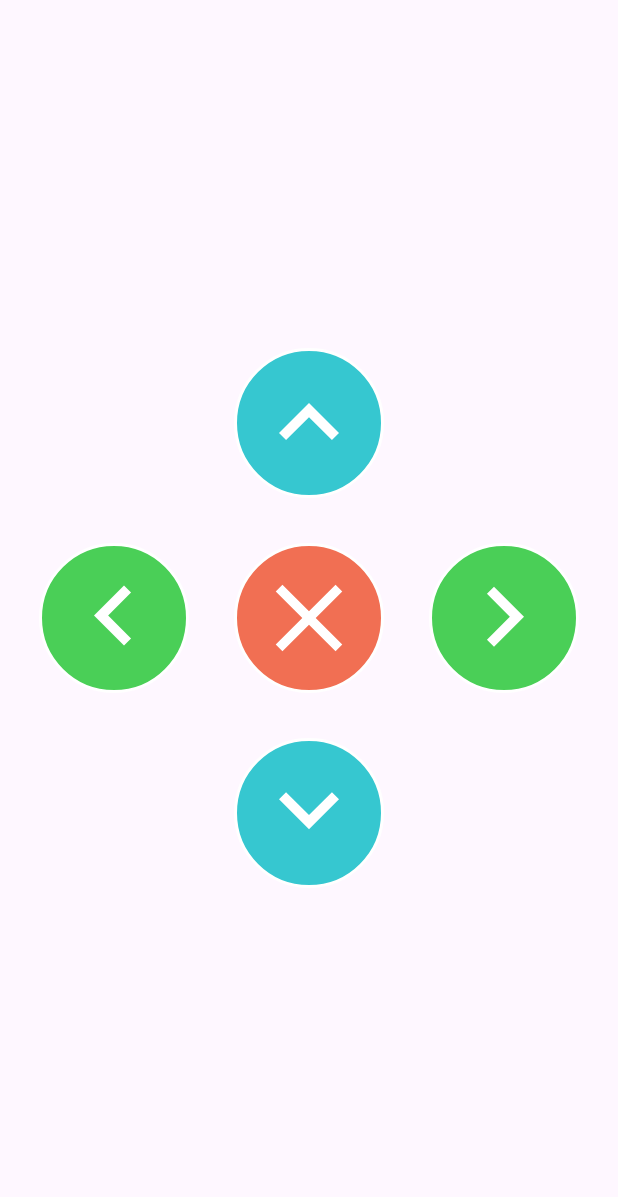
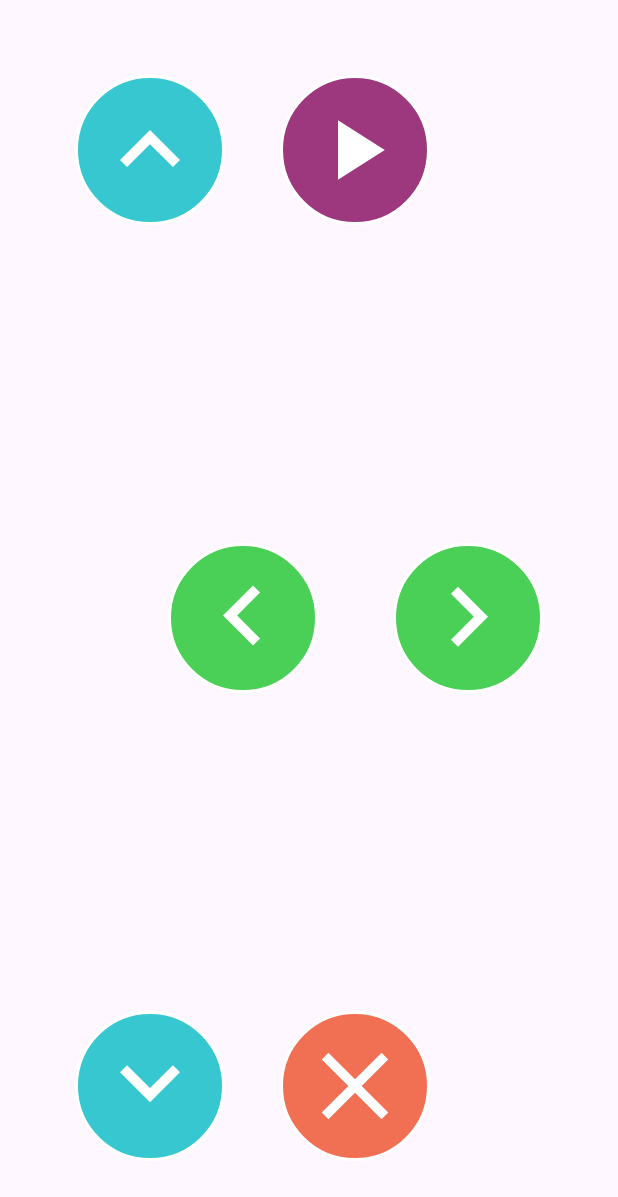
Before and after one commit to ENTC-FYP-19-G08/ismrr, an Android app: the layout activity_remote.xml on its own in the app's theme, with its tools: preview values and no code run, on a phone screen of 412 x 824 dp. Shown: the top 1197 px of the screen. Run offline under Robolectric (Android 15) with nearby library versions, the phone set to English and light mode, and no system bars.

Commit message:
update app ui

```diff
--- a/app/android/ISMRR/app/src/main/AndroidManifest.xml
+++ b/app/android/ISMRR/app/src/main/AndroidManifest.xml
@@ -31,10 +31,14 @@
 <!--                <category android:name="android.intent.category.LAUNCHER" />-->
             </intent-filter>
         </activity>
+
         <activity
             android:name=".ActivityRemote"
             android:exported="true"
-            android:label="ISMRR-Remote">
+            android:label="ISMRR-Remote"
+            android:theme="@style/Theme.ISMRR.Remote"
+            android:screenOrientation="landscape">
+
             <intent-filter>
                 <action android:name="android.intent.action.MAIN" />
 
--- a/app/android/ISMRR/app/src/main/java/ml/entc19fyp/ismrr/ActivityRemote.java
+++ b/app/android/ISMRR/app/src/main/java/ml/entc19fyp/ismrr/ActivityRemote.java
@@ -15,7 +15,7 @@ import com.google.firebase.database.FirebaseDatabase;
 public class ActivityRemote extends AppCompatActivity {
 
     DatabaseReference dbRef;
-    ImageButton btnFront,btnBack,btnLeft,btnRight,btnStop;
+    ImageButton btnFront,btnBack,btnLeft,btnRight,btnStop,btnPlay;
 
     View.OnTouchListener btnTouchListener =new View.OnTouchListener() {
         @Override
@@ -48,12 +48,14 @@ public class ActivityRemote extends AppCompatActivity {
         btnLeft=findViewById(R.id.btnLeft);
         btnRight=findViewById(R.id.btnRight);
         btnStop=findViewById(R.id.btnStop);
+        btnPlay=findViewById(R.id.btnPlay);
 
         btnFront.setOnTouchListener(btnTouchListener);
         btnBack.setOnTouchListener(btnTouchListener);
         btnLeft.setOnTouchListener(btnTouchListener);
         btnRight.setOnTouchListener(btnTouchListener);
         btnStop.setOnTouchListener(btnTouchListener);
+        btnPlay.setOnTouchListener(btnTouchListener);
 
 
 
--- a/app/android/ISMRR/app/src/main/res/layout/activity_remote.xml
+++ b/app/android/ISMRR/app/src/main/res/layout/activity_remote.xml
@@ -11,9 +11,9 @@
         android:id="@+id/btnFront"
         android:layout_width="100dp"
         android:layout_height="100dp"
-        android:layout_above="@id/btnStop"
-        android:layout_centerHorizontal="true"
-        android:layout_marginBottom="30dp"
+        android:layout_marginStart="50dp"
+
+        android:layout_marginTop="50dp"
         android:background="@drawable/btn_round_0"
         android:padding="10dp"
         android:scaleType="fitCenter"
@@ -25,19 +25,34 @@
         android:layout_width="100dp"
         android:layout_height="100dp"
         android:layout_centerVertical="true"
-        android:layout_marginEnd="30dp"
-        android:layout_toStartOf="@id/btnStop"
+        android:layout_toStartOf="@id/btnRight"
+        android:layout_marginEnd="50dp"
         android:background="@drawable/btn_round_1"
         android:padding="10dp"
         android:scaleType="fitCenter"
         android:src="@drawable/ic_left"
         android:tag="left" />
+    <ImageButton
+        android:id="@+id/btnPlay"
+        android:layout_width="100dp"
+        android:layout_height="100dp"
+        android:layout_alignParentEnd="true"
+        android:layout_marginTop="50dp"
+        android:layout_marginEnd="125dp"
+        android:background="@drawable/btn_round_5"
+        android:padding="16dp"
+        android:scaleType="fitCenter"
+        android:src="@drawable/ic_play"
+        android:tag="play" />
 
     <ImageButton
         android:id="@+id/btnStop"
         android:layout_width="100dp"
         android:layout_height="100dp"
-        android:layout_centerInParent="true"
+        android:layout_alignParentEnd="true"
+        android:layout_alignParentBottom="true"
+        android:layout_marginBottom="50dp"
+        android:layout_marginEnd="125dp"
         android:background="@drawable/btn_round_4"
         android:padding="12dp"
         android:scaleType="fitCenter"
@@ -48,10 +63,9 @@
         android:id="@+id/btnRight"
         android:layout_width="100dp"
         android:layout_height="100dp"
+        android:layout_alignParentEnd="true"
         android:layout_centerVertical="true"
-
-        android:layout_toEndOf="@id/btnStop"
-        android:layout_marginStart="30dp"
+        android:layout_marginEnd="50dp"
         android:background="@drawable/btn_round_1"
         android:padding="10dp"
         android:scaleType="fitCenter"
@@ -62,9 +76,9 @@
         android:id="@+id/btnBack"
         android:layout_width="100dp"
         android:layout_height="100dp"
-        android:layout_below="@id/btnStop"
-        android:layout_centerHorizontal="true"
-        android:layout_marginTop="30dp"
+        android:layout_alignParentBottom="true"
+        android:layout_marginStart="50dp"
+        android:layout_marginBottom="50dp"
         android:background="@drawable/btn_round_0"
         android:padding="10dp"
         android:scaleType="fitCenter"
--- a/app/android/ISMRR/app/src/main/res/values/themes.xml
+++ b/app/android/ISMRR/app/src/main/res/values/themes.xml
@@ -6,4 +6,11 @@
     </style>
 
     <style name="Theme.ISMRR" parent="Base.Theme.ISMRR" />
+
+    <style name="Theme.ISMRR.Remote" parent="Theme.ISMRR">
+        <item name="windowNoTitle">true</item>
+        <item name="windowActionBar">false</item>
+        <item name="android:windowFullscreen">true</item>
+        <item name="android:windowContentOverlay">@null</item>
+    </style>
 </resources>
```
